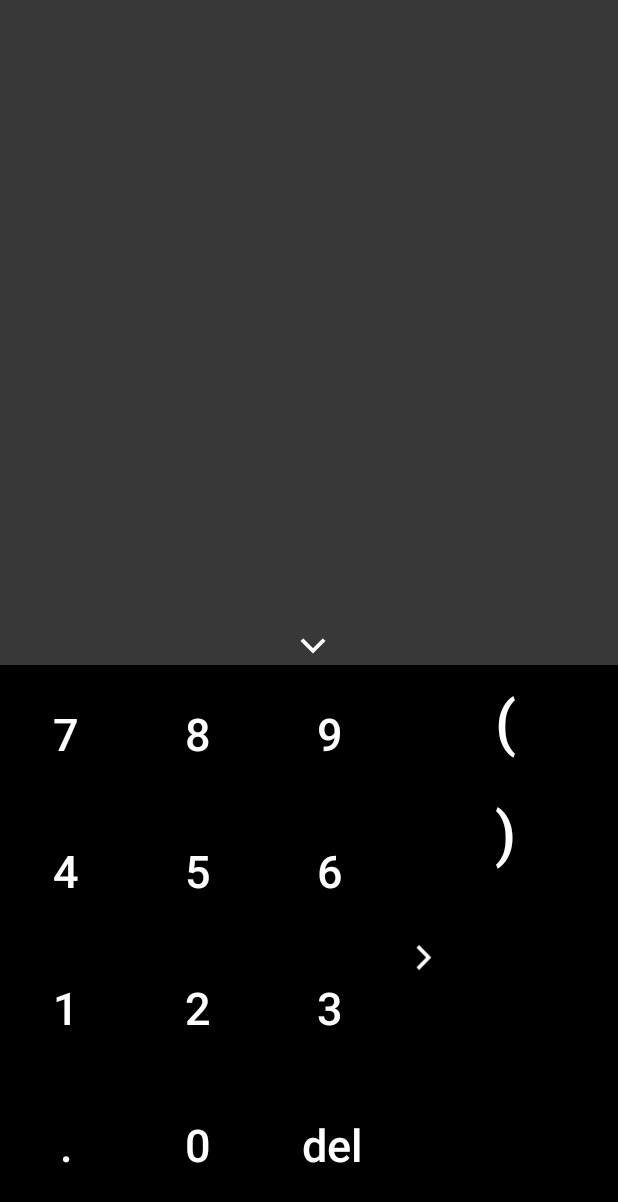
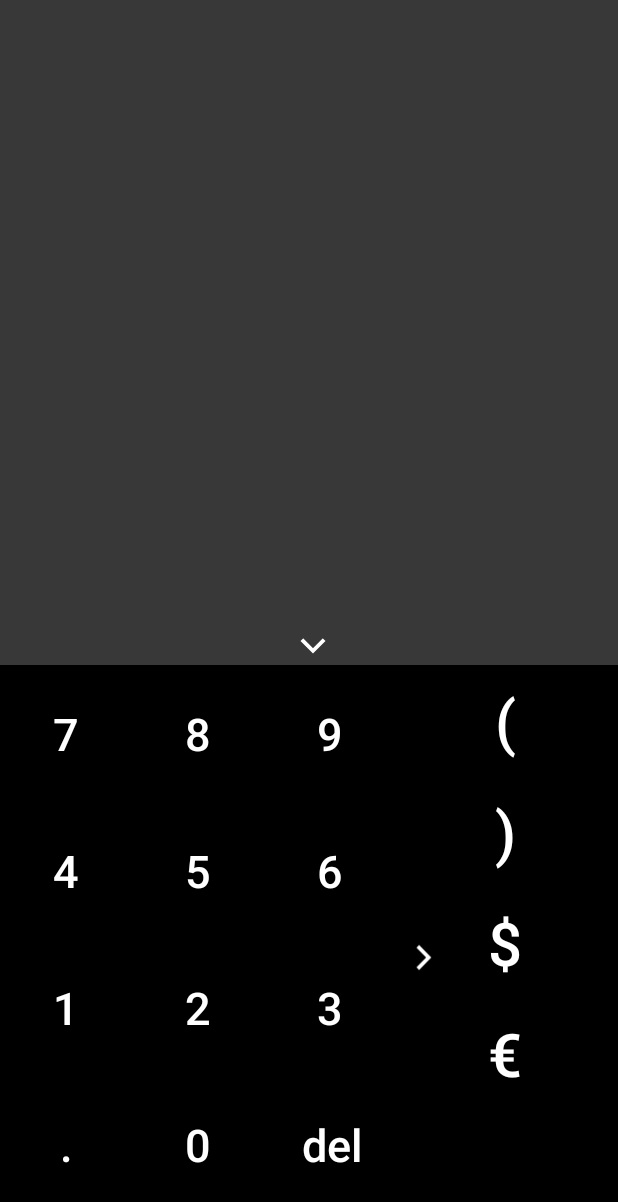
Before and after one commit to Starchee/AndroidCalculator, an Android app: the screen it shows after launch (MainActivity), after a tap on "arrow", on a phone screen of 412 x 824 dp. Shown: the top 1202 px of the screen. Run offline under Robolectric (Android 15) with nearby library versions, the phone set to English and light mode, and no system bars; our stand-ins replace Dagger/Hilt's generated code, RxJava; 7 statements that could not run were skipped.

Commit message:
add retrofit for get EURO and Dollar currency

```diff
--- a/app/build.gradle
+++ b/app/build.gradle
@@ -44,6 +44,10 @@ dependencies {
     annotationProcessor 'com.google.dagger:dagger-compiler:2.28.3'
 
     implementation 'com.squareup.retrofit2:retrofit:2.9.0'
+    implementation 'com.squareup.retrofit2:adapter-rxjava2:2.9.0'
+    implementation 'com.squareup.retrofit2:converter-gson:2.9.0'
+    implementation 'com.squareup.okhttp3:logging-interceptor:4.8.1'
+
 
     testImplementation 'junit:junit:4.12'
     androidTestImplementation 'androidx.test.ext:junit:1.1.1'
--- a/app/src/main/java/com/starchee/calculator/di/components/AppComponent.java
+++ b/app/src/main/java/com/starchee/calculator/di/components/AppComponent.java
@@ -3,6 +3,7 @@ package com.starchee.calculator.di.components;
 import android.app.Application;
 
 import com.starchee.calculator.di.modules.HistoryDatabaseModule;
+import com.starchee.calculator.di.modules.NetworkModule;
 import com.starchee.calculator.di.modules.ViewModelModule;
 import com.starchee.calculator.ui.display.HistoryFragment;
 import com.starchee.calculator.ui.keypad.PadAdvancedFragment;
@@ -15,7 +16,9 @@ import dagger.BindsInstance;
 import dagger.Component;
 
 @Singleton
-@Component(dependencies = {}, modules = {HistoryDatabaseModule.class, ViewModelModule.class})
+@Component(
+        dependencies = {},
+        modules = {HistoryDatabaseModule.class, ViewModelModule.class , NetworkModule.class})
 public interface AppComponent {
 
     void inject(HistoryFragment historyFragment);
--- /dev/null
+++ b/app/src/main/java/com/starchee/calculator/di/modules/NetworkModule.java
@@ -0,0 +1,42 @@
+package com.starchee.calculator.di.modules;
+
+import com.starchee.calculator.model.currency.NetworkService;
+
+import javax.inject.Singleton;
+
+import dagger.Module;
+import dagger.Provides;
+import okhttp3.OkHttpClient;
+import okhttp3.logging.HttpLoggingInterceptor;
+import retrofit2.Retrofit;
+import retrofit2.adapter.rxjava2.RxJava2CallAdapterFactory;
+import retrofit2.converter.gson.GsonConverterFactory;
+
+@Module
+public class NetworkModule {
+
+    private static final String BASE_URL = "https://www.cbr-xml-daily.ru/";
+
+    @Singleton
+    @Provides
+    Retrofit provideClientBuilder(){
+        HttpLoggingInterceptor interceptor = new HttpLoggingInterceptor();
+        interceptor.setLevel(HttpLoggingInterceptor.Level.BODY);
+
+        OkHttpClient.Builder client = new OkHttpClient.Builder()
+                .addInterceptor(interceptor);
+        Retrofit retrofit = new Retrofit.Builder()
+                .baseUrl(BASE_URL)
+                .addConverterFactory(GsonConverterFactory.create())
+                .addCallAdapterFactory(RxJava2CallAdapterFactory.create())
+                .client(client.build())
+                .build();
+        return retrofit;
+    }
+
+    @Singleton
+    @Provides
+    NetworkService provideNetworkService(Retrofit retrofit) {
+        return new NetworkService(retrofit);
+    }
+}
--- /dev/null
+++ b/app/src/main/java/com/starchee/calculator/model/currency/CbrXmlDailyApi.java
@@ -0,0 +1,9 @@
+package com.starchee.calculator.model.currency;
+
+import io.reactivex.Single;
+import retrofit2.http.GET;
+
+public interface CbrXmlDailyApi {
+    @GET("daily_json.js")
+    Single<ServerResponse> getAllCurrency();
+}
--- /dev/null
+++ b/app/src/main/java/com/starchee/calculator/model/currency/NetworkService.java
@@ -0,0 +1,21 @@
+package com.starchee.calculator.model.currency;
+
+import javax.inject.Inject;
+
+import retrofit2.Retrofit;
+
+public class NetworkService {
+
+    private static NetworkService mInstance;
+    private static final String BASE_URL = "https://www.cbr-xml-daily.ru/";
+    private Retrofit retrofit;
+
+    @Inject
+    public NetworkService(Retrofit retrofit) {
+        this.retrofit = retrofit;
+    }
+
+    public CbrXmlDailyApi getJSONApi() {
+        return retrofit.create(CbrXmlDailyApi.class);
+    }
+}
--- a/app/src/main/java/com/starchee/calculator/ui/keypad/PadAdvancedFragment.java
+++ b/app/src/main/java/com/starchee/calculator/ui/keypad/PadAdvancedFragment.java
@@ -52,6 +52,12 @@ public class PadAdvancedFragment extends Fragment  implements View.OnClickListen
         Button closingBracketButton = rootView.findViewById(R.id.closing_bracket_button);
         closingBracketButton.setOnClickListener(this);
 
+        Button dollarButton = rootView.findViewById(R.id.dollar_button);
+        dollarButton.setOnClickListener(this);
+
+        Button euroButton = rootView.findViewById(R.id.euro_button);
+        euroButton.setOnClickListener(this);
+
         return rootView;
     }
 
@@ -71,6 +77,8 @@ public class PadAdvancedFragment extends Fragment  implements View.OnClickListen
 
         if (view.getId() == R.id.arrow_pad){
             padAdvancedFragmentOnClickListener.padAdvanceArrowButtonOnClickListener();
+        } else if(view.getId() == R.id.dollar_button || view.getId() == R.id.euro_button) {
+           displayViewModel.setCurrencyInExpression(((Button) view).getText().toString());
         } else {
             displayViewModel.setBracketInExpression(((Button) view).getText().toString());
 
--- a/app/src/main/java/com/starchee/calculator/viewModels/DisplayViewModel.java
+++ b/app/src/main/java/com/starchee/calculator/viewModels/DisplayViewModel.java
@@ -1,12 +1,19 @@
 package com.starchee.calculator.viewModels;
 
+import android.util.Log;
+
+import com.starchee.calculator.App;
 import com.starchee.calculator.Utils.DisplayCalculator;
 import com.starchee.calculator.Utils.SingleLiveEvent;
 import com.starchee.calculator.model.HistoryExpression.History;
 import com.starchee.calculator.model.HistoryExpression.SavedDate;
+import com.starchee.calculator.model.currency.Currency;
+import com.starchee.calculator.model.currency.NetworkService;
+import com.starchee.calculator.model.currency.ServerResponse;
 import com.starchee.calculator.repositories.HistoryRepository;
 
 import java.util.List;
+import java.util.Map;
 
 import javax.inject.Inject;
 
@@ -16,6 +23,7 @@ import androidx.lifecycle.ViewModel;
 import io.reactivex.Completable;
 import io.reactivex.android.schedulers.AndroidSchedulers;
 import io.reactivex.observers.DisposableCompletableObserver;
+import io.reactivex.observers.DisposableSingleObserver;
 import io.reactivex.schedulers.Schedulers;
 
 public class DisplayViewModel extends ViewModel {
@@ -23,13 +31,19 @@ public class DisplayViewModel extends ViewModel {
     private boolean visibleClrButton = false;
     private HistoryRepository historyRepository;
     private DisplayCalculator displayCalculator;
+    private NetworkService networkService;
     private LiveData<List<History>> historyLiveData;
     private SingleLiveEvent<Boolean> visibleClrLiveData;
 
     @Inject
-    public DisplayViewModel(HistoryRepository historyRepository, DisplayCalculator displayCalculator) {
+    public DisplayViewModel(
+            HistoryRepository historyRepository,
+            DisplayCalculator displayCalculator,
+            NetworkService networkService
+    ) {
         this.historyRepository = historyRepository;
         this.displayCalculator = displayCalculator;
+        this.networkService = networkService;
     }
 
     private void insertCurrentExpression(History history){
@@ -157,4 +171,36 @@ public class DisplayViewModel extends ViewModel {
         }
 
     }
+
+    public void setCurrencyInExpression(String currency) {
+        String charCode = "";
+        if (currency.equals("$")) {
+            charCode = "USD";
+        } else if (currency.equals("€")) {
+            charCode = "EUR";
+        }
+
+        String finalCharCode = charCode;
+        networkService.getJSONApi().getAllCurrency()
+                .subscribeOn(Schedulers.computation())
+                .observeOn(AndroidSchedulers.mainThread())
+                .subscribe(new DisposableSingleObserver<ServerResponse>() {
+                    @Override
+                    public void onSuccess(ServerResponse serverResponse) {
+                        for (Map.Entry<String, Currency> entry : serverResponse.getValute().entrySet()) {
+                            Currency currency = entry.getValue();
+                            String x = "";
+                            if (currency.getCharCode().equals(finalCharCode)){
+                                setOperandInExpression(String.valueOf(currency.getValue()));
+                            }
+                            Log.d("myCalc", x);
+                        }
+                    }
+
+                    @Override
+                    public void onError(Throwable e) {
+                        Log.d("myCalc", e.toString());
+                    }
+                });
+    }
 }
--- a/app/src/main/res/layout/pad_advanced_fragment.xml
+++ b/app/src/main/res/layout/pad_advanced_fragment.xml
@@ -9,7 +9,7 @@
 
     <ImageView
         android:id="@+id/arrow_pad"
-        android:layout_marginLeft="5dp"
+        android:layout_marginStart="5dp"
         android:layout_width="wrap_content"
         android:layout_height="match_parent"
         android:src="@drawable/ic_baseline_arrow_forward_ios_20"
@@ -22,16 +22,30 @@
         <Button
             android:id="@+id/opening_bracket_button"
             style="@style/ButtonOperatorPadStyle"
-            android:text="("
+            android:text="@string/opening_bracket"
             app:layout_constraintStart_toStartOf="parent"
             app:layout_constraintTop_toTopOf="parent" />
 
         <Button
             android:id="@+id/closing_bracket_button"
             style="@style/ButtonOperatorPadStyle"
-            android:text=")"
+            android:text="@string/closing_bracket"
             app:layout_constraintStart_toStartOf="parent"
             app:layout_constraintTop_toBottomOf="@id/opening_bracket_button" />
 
+        <Button
+            android:id="@+id/dollar_button"
+            style="@style/ButtonOperatorPadStyle"
+            android:text="@string/dollar"
+            app:layout_constraintStart_toStartOf="parent"
+            app:layout_constraintTop_toBottomOf="@id/closing_bracket_button" />
+
+        <Button
+            android:id="@+id/euro_button"
+            style="@style/ButtonOperatorPadStyle"
+            android:text="@string/euro"
+            app:layout_constraintStart_toStartOf="parent"
+            app:layout_constraintTop_toBottomOf="@id/dollar_button" />
+
     </androidx.constraintlayout.widget.ConstraintLayout>
 </LinearLayout>
--- a/app/src/main/res/values/strings.xml
+++ b/app/src/main/res/values/strings.xml
@@ -26,4 +26,8 @@
     <string name="arrow">arrow</string>
     <string name="clr">clr</string>
     <string name="clear">clear</string>
+    <string name="opening_bracket">(</string>
+    <string name="closing_bracket">)</string>
+    <string name="dollar">$</string>
+    <string name="euro">€</string>
 </resources>
```
Also changed, not shown: app/src/main/java/com/starchee/calculator/model/currency/Currency.java (added, +43 -0 lines), app/src/main/java/com/starchee/calculator/model/currency/ServerResponse.java (added, +22 -0 lines), app/src/main/java/com/starchee/calculator/ui/main/MainActivity.java (+11 -1 lines).
